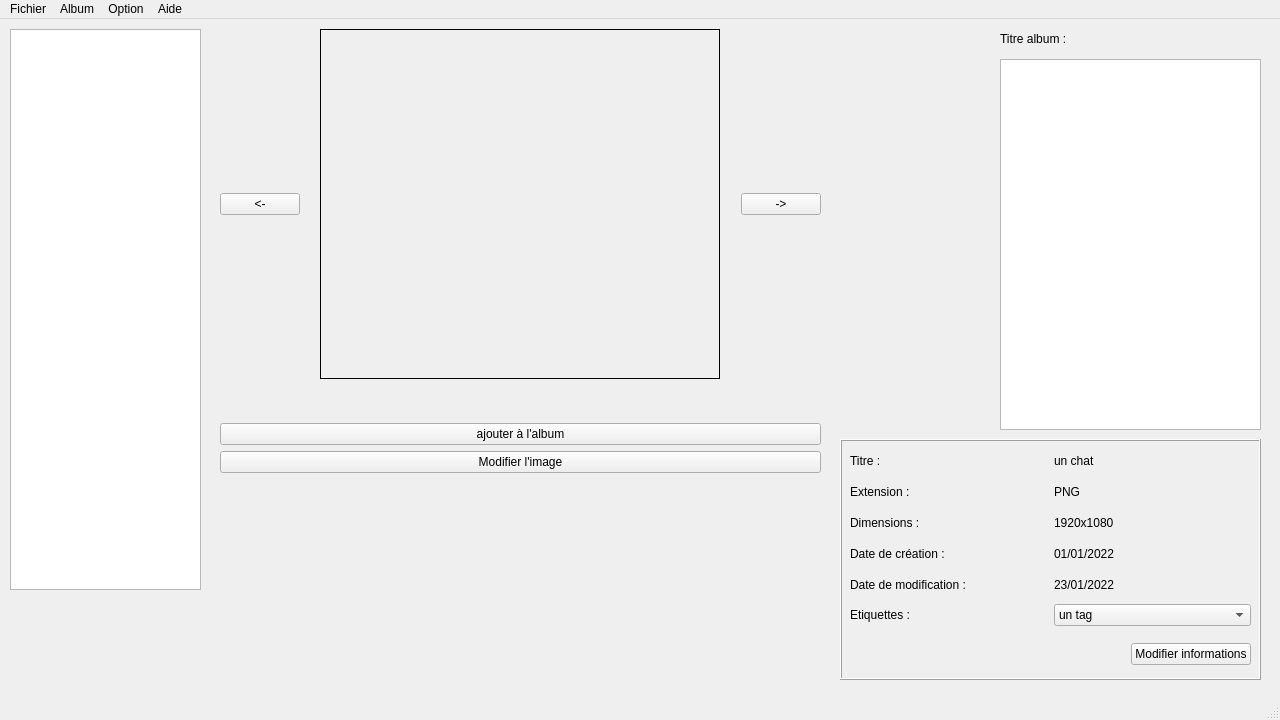
First picture: the form in projet/mainwindow.ui, repository BlackFox3000/M1-IHM-Project, before the edit.
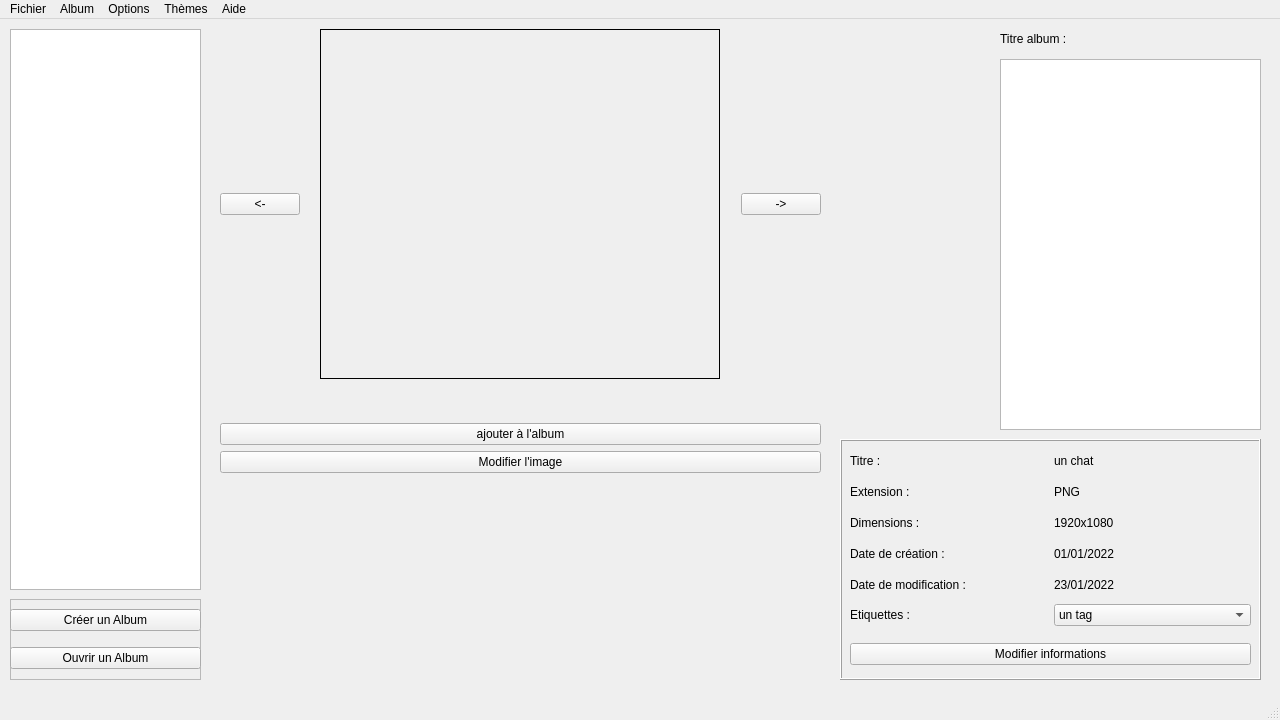
Second picture: the form after the edit.

The edit to the form file:
```diff
--- a/projet/mainwindow.ui
+++ b/projet/mainwindow.ui
@@ -173,19 +173,6 @@
       </rect>
      </property>
      <layout class="QHBoxLayout" name="horizontalLayout">
-      <item>
-       <spacer name="horizontalSpacer">
-        <property name="orientation">
-         <enum>Qt::Horizontal</enum>
-        </property>
-        <property name="sizeHint" stdset="0">
-         <size>
-          <width>40</width>
-          <height>20</height>
-         </size>
-        </property>
-       </spacer>
-      </item>
       <item>
        <widget class="QPushButton" name="button_modif_infos">
         <property name="text">
@@ -232,7 +219,7 @@
      <string/>
     </property>
    </widget>
-   <widget class="QWidget" name="">
+   <widget class="QWidget" name="layoutWidget">
     <property name="geometry">
      <rect>
       <x>220</x>
@@ -355,6 +342,48 @@
      </item>
     </layout>
    </widget>
+   <widget class="QFrame" name="frame">
+    <property name="geometry">
+     <rect>
+      <x>10</x>
+      <y>580</y>
+      <width>191</width>
+      <height>81</height>
+     </rect>
+    </property>
+    <property name="frameShape">
+     <enum>QFrame::StyledPanel</enum>
+    </property>
+    <property name="frameShadow">
+     <enum>QFrame::Raised</enum>
+    </property>
+    <widget class="QWidget" name="">
+     <property name="geometry">
+      <rect>
+       <x>0</x>
+       <y>0</y>
+       <width>191</width>
+       <height>81</height>
+      </rect>
+     </property>
+     <layout class="QVBoxLayout" name="verticalLayout_3">
+      <item>
+       <widget class="QPushButton" name="button_creer_album">
+        <property name="text">
+         <string>Créer un Album</string>
+        </property>
+       </widget>
+      </item>
+      <item>
+       <widget class="QPushButton" name="button_ouvrir_album">
+        <property name="text">
+         <string>Ouvrir un Album</string>
+        </property>
+       </widget>
+      </item>
+     </layout>
+    </widget>
+   </widget>
   </widget>
   <widget class="QMenuBar" name="menubar">
    <property name="geometry">
@@ -373,7 +402,7 @@
    </widget>
    <widget class="QMenu" name="menuOption">
     <property name="title">
-     <string>Option</string>
+     <string>Options</string>
     </property>
     <addaction name="separator"/>
     <addaction name="separator"/>
@@ -395,9 +424,18 @@
     <addaction name="actionOuvrir_un_album"/>
     <addaction name="actionCr_er_un_album"/>
    </widget>
+   <widget class="QMenu" name="menuTh_mes">
+    <property name="title">
+     <string>Thèmes</string>
+    </property>
+    <addaction name="actionClassique"/>
+    <addaction name="actionSombre"/>
+    <addaction name="actionBordeaux"/>
+   </widget>
    <addaction name="menuFichier"/>
    <addaction name="menuAlbum"/>
    <addaction name="menuOption"/>
+   <addaction name="menuTh_mes"/>
    <addaction name="menuAide"/>
   </widget>
   <widget class="QStatusBar" name="statusbar"/>
```
Left out of the diff: 29 changed lines with no effect on the pictures.
